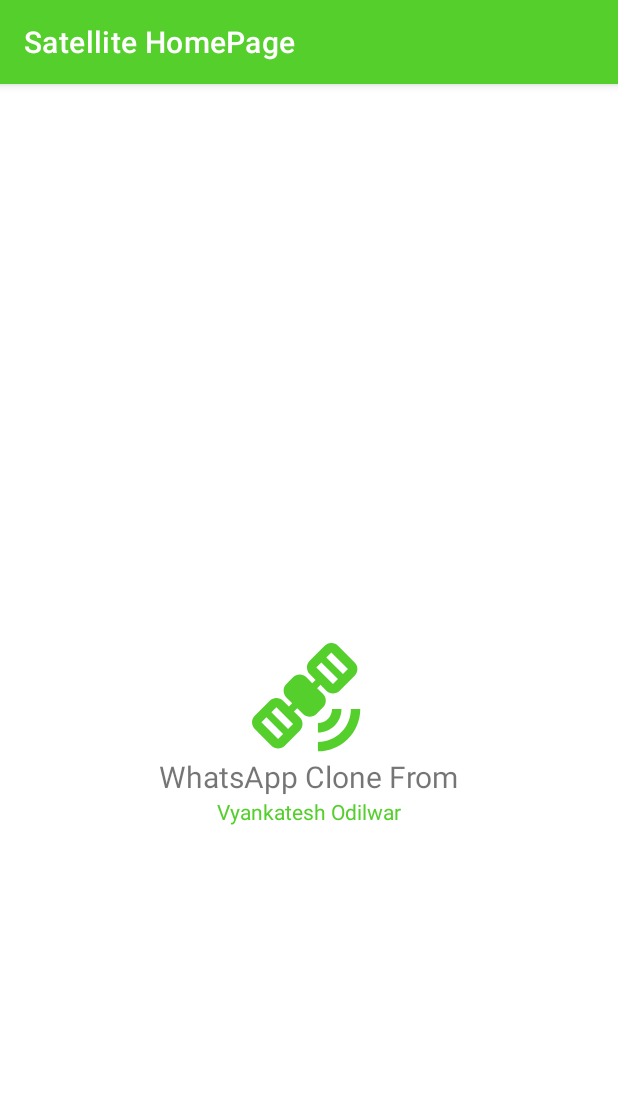
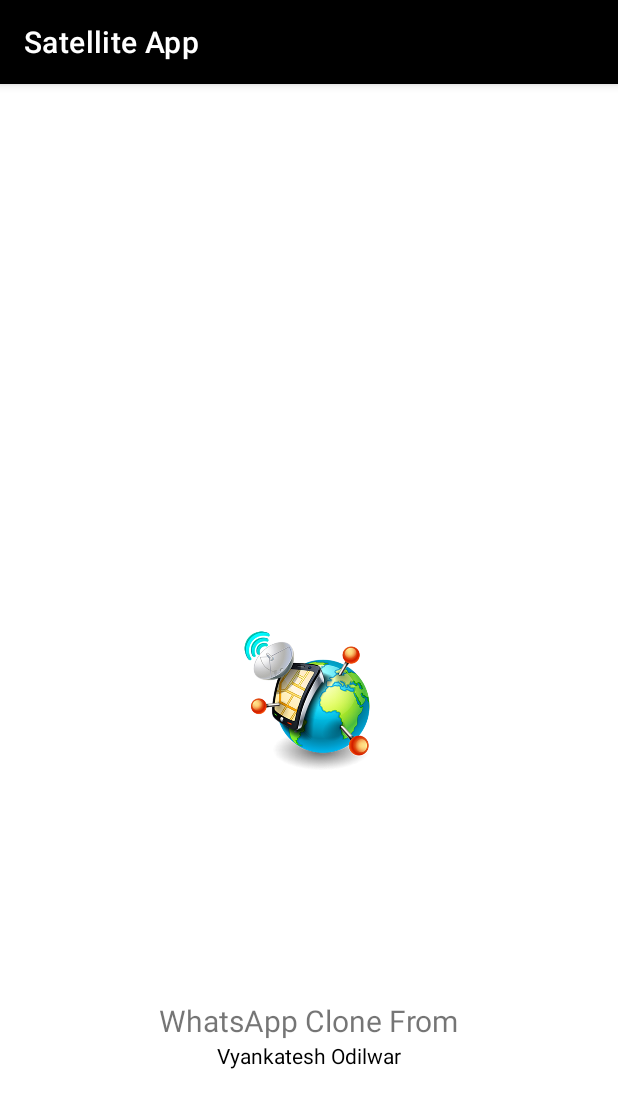
Before and after one commit to vyankateshOdilwar/practiceRepo, an Android app: the splashScreen screen opened directly, with no data from a screen before it, on a phone screen of 412 x 824 dp. Shown: the top 1108 px of the screen. Run offline under Robolectric (Android 15) with nearby library versions, the phone set to English and light mode, and no system bars.

Commit message:
Features update 2.1: 1.Changed theme to black and white. 2.Added logo on Launcher page

```diff
--- a/app/src/main/res/drawable/baseline_satellite_alt_24.xml
+++ b/app/src/main/res/drawable/baseline_satellite_alt_24.xml
@@ -1,6 +1,6 @@
 <vector
     android:height="75dp"
-    android:tint="#54CF2C"
+    android:tint="#000000"
     android:viewportHeight="24"
     android:viewportWidth="24"
     android:width="75dp"
--- a/app/src/main/res/layout/activity_splash_screen.xml
+++ b/app/src/main/res/layout/activity_splash_screen.xml
@@ -10,11 +10,11 @@
     tools:context=".splashScreen">
 
     <ImageView
-        android:layout_width="wrap_content"
-        android:layout_height="wrap_content"
+        android:layout_width="100dp"
+        android:layout_height="400dp"
         android:layout_marginTop="100dp"
         android:id="@+id/logo"
-        android:src="@drawable/baseline_satellite_alt_24"/>
+        android:src="@drawable/launcher_logo"/>
 
     <TextView
         android:layout_width="wrap_content"
--- a/app/src/main/res/values/colors.xml
+++ b/app/src/main/res/values/colors.xml
@@ -10,5 +10,5 @@
     <color name="overweight">#DA0202</color>
     <color name="underweight">#FFE504</color>
     <color name="healthy">#0CA313</color>
-    <color name="greenColor">#54CF2C</color>
+    <color name="greenColor">#000000</color>
 </resources>
--- a/app/src/main/res/values/strings.xml
+++ b/app/src/main/res/values/strings.xml
@@ -1,5 +1,5 @@
 <resources>
-    <string name="app_name">Satellite HomePage</string>
+    <string name="app_name">Satellite App</string>
     <!-- TODO: Remove or change this placeholder text -->
     <string name="callFragment">No recent calls yet</string>
     <string name="statusFragment">No recent status yet</string>
--- a/app/src/main/res/values/themes.xml
+++ b/app/src/main/res/values/themes.xml
@@ -2,7 +2,7 @@
     <!-- Base application theme. -->
     <style name="Theme.BMICalculator" parent="Theme.MaterialComponents.DayNight.DarkActionBar">
         <!-- Primary brand color. -->
-        <item name="colorPrimary">@color/greenColor</item>
+        <item name="colorPrimary">@color/black</item>
         <item name="colorPrimaryVariant">@color/purple_700</item>
         <item name="colorOnPrimary">@color/white</item>
         <!-- Secondary brand color. -->
```
